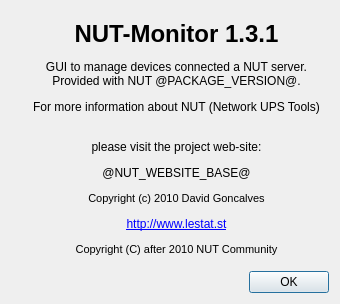
jimklimov/nut, file scripts/python/app/ui/aboutdialog1.ui: the form before one commit.
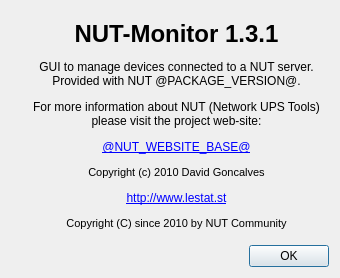
The form after the commit.

Commit message: scripts/python/app/ui/aboutdialog1.ui: fix phrasing and markup, render NUT_WEBSITE_BASE as a clickable link [#722]

```diff
--- a/scripts/python/app/ui/aboutdialog1.ui
+++ b/scripts/python/app/ui/aboutdialog1.ui
@@ -32,14 +32,14 @@
         </property>
         <property name="text">
          <string>&lt;h1&gt;NUT-Monitor 1.3.1&lt;/h1&gt;
-&lt;p&gt;GUI to manage devices connected a NUT server.&lt;br/&gt;
+&lt;p&gt;GUI to manage devices connected to a NUT server.&lt;br/&gt;
 Provided with NUT @PACKAGE_VERSION@.&lt;/p&gt;
 &lt;p&gt;For more information about NUT (Network UPS Tools)&lt;br/&gt;
-&lt;p&gt;please visit the project web-site:&lt;/p&gt;
-&lt;p style=&quot;margin-bottom: 1.5em&quot;&gt;@NUT_WEBSITE_BASE@&lt;/p&gt;
+please visit the project web-site:&lt;/p&gt;
+&lt;p style=&quot;margin-bottom: 1.5em&quot;&gt;&lt;a href=&quot;@NUT_WEBSITE_BASE@&quot;&gt;@NUT_WEBSITE_BASE@&lt;/a&gt;&lt;/p&gt;
 &lt;p style=&quot; font-size:8pt;&quot;&gt;Copyright (c) 2010 David Goncalves&lt;/p&gt;
 &lt;p&gt;&lt;a href=&quot;http://www.lestat.st/informatique/projets/nut-monitor-en&quot;&gt;http://www.lestat.st&lt;/a&gt;&lt;/p&gt;
-&lt;p style=&quot; font-size:8pt;&quot;&gt;Copyright (C) after 2010 NUT Community&lt;/p&gt;</string>
+&lt;p style=&quot; font-size:8pt;&quot;&gt;Copyright (C) since 2010 by NUT Community&lt;/p&gt;</string>
         </property>
         <property name="textFormat">
          <enum>Qt::RichText</enum>
```
